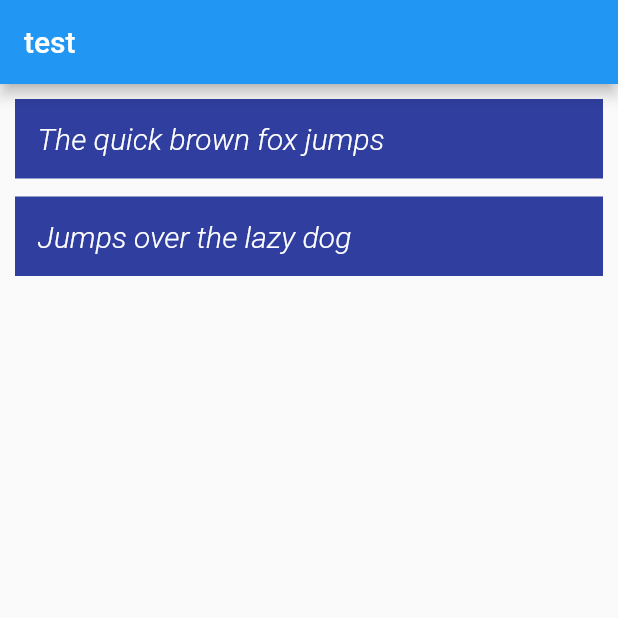
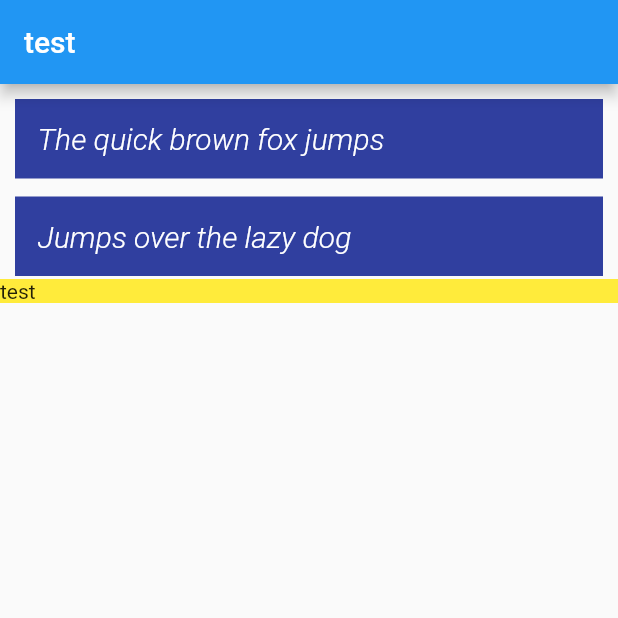
Before and after one commit to muhamadVitr/soaring_bird, a Flutter app: the screen it shows after launch, on a phone screen of 412 x 824 dp, the top half of it. Run offline on Flutter 3.47's test engine with Material 2 defaults, Android fonts, the phone set to English and light mode, and no system bars.

Commit message:
add buttons

```diff
--- /dev/null
+++ b/lib/components/bird_button.dart
@@ -0,0 +1,13 @@
+import 'package:flutter/material.dart';
+
+class BirdButton extends StatelessWidget {
+  @override
+  Widget build(BuildContext context) {
+    return GestureDetector(
+      child: Container(
+        color: Colors.yellow,
+        child: Text('test'),
+      ),
+    );
+  }
+}
--- a/lib/screens/main_screen.dart
+++ b/lib/screens/main_screen.dart
@@ -1,5 +1,6 @@
 import 'package:flutter/material.dart';
 import 'package:soaring_bird/components/mamaBird_button.dart';
+import 'package:soaring_bird/components/bird_button.dart';
 
 class MainScreen extends StatelessWidget {
   @override
@@ -19,6 +20,7 @@ class MainScreen extends StatelessWidget {
               mamaBirdTitle: 'Jumps over the lazy dog',
               titleColor: Colors.indigo[700],
             ),
+            BirdButton()
           ]),
     );
   }
```
